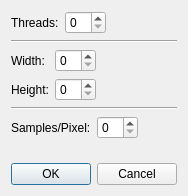
First picture: the form in src/ui/dialogs/parameters/path_tracing_3d.ui, repository cppd/math, before the edit.
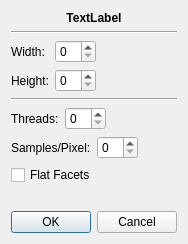
Second picture: the form after the edit.

```diff
--- a/src/ui/dialogs/parameters/path_tracing_3d.ui
+++ b/src/ui/dialogs/parameters/path_tracing_3d.ui
@@ -7,7 +7,7 @@
     <x>0</x>
     <y>0</y>
     <width>184</width>
-    <height>196</height>
+    <height>244</height>
    </rect>
   </property>
   <property name="windowTitle">
@@ -15,35 +15,20 @@
   </property>
   <layout class="QVBoxLayout" name="verticalLayout">
    <item>
-    <layout class="QHBoxLayout" name="horizontalLayout">
-     <item>
-      <layout class="QFormLayout" name="formLayout_2">
-       <item row="0" column="0">
-        <widget class="QLabel" name="label">
-         <property name="text">
-          <string>Threads:</string>
-         </property>
-        </widget>
-       </item>
-       <item row="0" column="1">
-        <widget class="QSpinBox" name="spinBox_thread_count"/>
-       </item>
-      </layout>
-     </item>
-     <item>
-      <spacer name="horizontalSpacer">
-       <property name="orientation">
-        <enum>Qt::Horizontal</enum>
-       </property>
-       <property name="sizeHint" stdset="0">
-        <size>
-         <width>40</width>
-         <height>20</height>
-        </size>
-       </property>
-      </spacer>
-     </item>
-    </layout>
+    <widget class="QLabel" name="label_space">
+     <property name="font">
+      <font>
+       <weight>75</weight>
+       <bold>true</bold>
+      </font>
+     </property>
+     <property name="text">
+      <string>TextLabel</string>
+     </property>
+     <property name="alignment">
+      <set>Qt::AlignCenter</set>
+     </property>
+    </widget>
    </item>
    <item>
     <widget class="Line" name="line">
@@ -100,6 +85,37 @@
      </property>
     </widget>
    </item>
+   <item>
+    <layout class="QHBoxLayout" name="horizontalLayout">
+     <item>
+      <layout class="QFormLayout" name="formLayout_2">
+       <item row="0" column="0">
+        <widget class="QLabel" name="label">
+         <property name="text">
+          <string>Threads:</string>
+         </property>
+        </widget>
+       </item>
+       <item row="0" column="1">
+        <widget class="QSpinBox" name="spinBox_thread_count"/>
+       </item>
+      </layout>
+     </item>
+     <item>
+      <spacer name="horizontalSpacer">
+       <property name="orientation">
+        <enum>Qt::Horizontal</enum>
+       </property>
+       <property name="sizeHint" stdset="0">
+        <size>
+         <width>40</width>
+         <height>20</height>
+        </size>
+       </property>
+      </spacer>
+     </item>
+    </layout>
+   </item>
    <item>
     <layout class="QHBoxLayout" name="horizontalLayout_3">
      <item>
@@ -127,6 +143,13 @@
      </item>
     </layout>
    </item>
+   <item>
+    <widget class="QCheckBox" name="checkBox_flat_facets">
+     <property name="text">
+      <string>Flat Facets</string>
+     </property>
+    </widget>
+   </item>
    <item>
     <spacer name="verticalSpacer">
      <property name="orientation">
```
